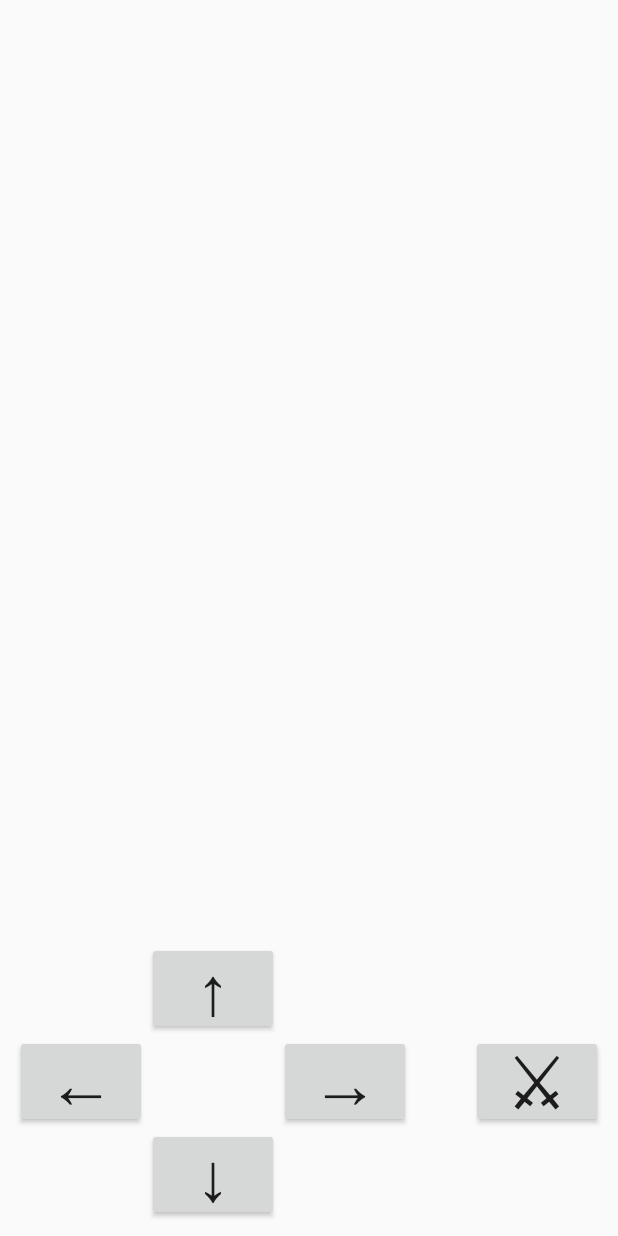
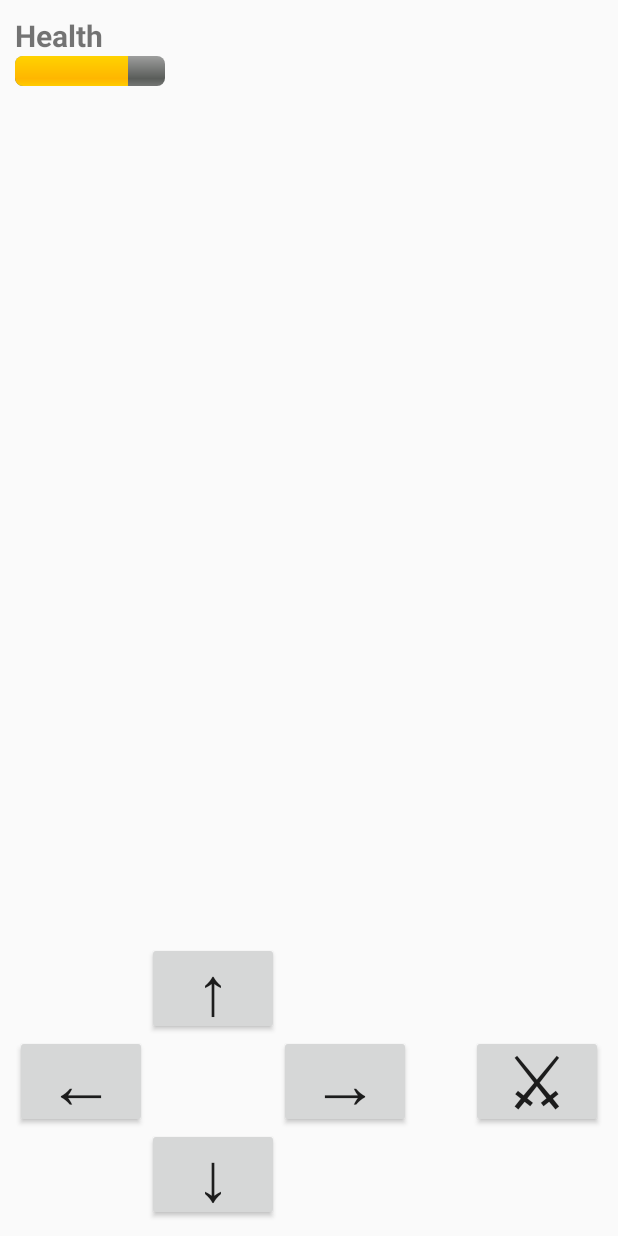
Before and after one commit to Benjamin-Jenne/AD340Game, an Android app: the layout activity_game.xml on its own in the app's theme, with its tools: preview values and no code run, on a phone screen of 412 x 824 dp. Run offline under Robolectric (Android 15) with nearby library versions, the phone set to English and light mode, and no system bars.

Commit message:
NPC and health bar

```diff
--- a/app/src/main/res/layout/activity_game.xml
+++ b/app/src/main/res/layout/activity_game.xml
@@ -16,6 +16,42 @@
     android:layout_height="match_parent"
     android:layout_margin="10dp"
     tools:context=".GameActivity">
+
+<!--    Indeterminate for no known end time-->
+<!--    <ProgressBar-->
+<!--        android:id="@+id/indeterminateHealthBar"-->
+<!--        style="@android:style/Widget.ProgressBar.Horizontal"-->
+<!--        android:layout_width="wrap_content"-->
+<!--        android:layout_height="wrap_content"-->
+<!--        />-->
+
+<!--    Determinate bar with set progress. -->
+
+    <TextView
+        android:id="@+id/textViewHealth"
+        android:layout_width="wrap_content"
+        android:layout_height="wrap_content"
+        android:textSize="20dp"
+        android:textStyle="bold"
+        android:text="@string/health" />
+
+    <ProgressBar
+        android:id="@+id/determinateBar"
+        style="@android:style/Widget.ProgressBar.Horizontal"
+        android:layout_width="@dimen/one_hundred"
+        android:layout_height="wrap_content"
+        android:layout_below="@id/textViewHealth"
+        android:progress="75"/>
+
+    <TextView
+        android:id="@+id/textViewAttachedText"
+        android:layout_width="wrap_content"
+        android:layout_height="wrap_content"
+        android:layout_below="@id/textViewHealth"
+        android:layout_toEndOf="@id/determinateBar"
+        android:layout_marginStart="20dp"
+        android:textColor="@color/red"
+        android:text="" />
 
     <Button
         android:id="@+id/buttonLeft"
--- a/app/src/main/res/values/colors.xml
+++ b/app/src/main/res/values/colors.xml
@@ -3,4 +3,5 @@
     <color name="colorPrimary">#6200EE</color>
     <color name="colorPrimaryDark">#3700B3</color>
     <color name="colorAccent">#03DAC5</color>
+    <color name="red">#FF3333</color>
 </resources>
--- /dev/null
+++ b/app/src/main/res/values/dimens.xml
@@ -0,0 +1,4 @@
+<?xml version="1.0" encoding="utf-8"?>
+<resources>
+    <dimen name="one_hundred">100dp</dimen>
+</resources>
--- a/app/src/main/res/values/strings.xml
+++ b/app/src/main/res/values/strings.xml
@@ -15,4 +15,6 @@
     <string name="up">\u2191</string>
     <string name="attack">\u2694</string>
     <string name="pickup">pickup</string>
+    <string name="health">Health</string>
+    <string name="doh">Doh!</string>
 </resources>
```
Also changed, not shown: app/src/main/java/com/example/mapgame/GameActivity.java (+29 -2 lines), app/src/main/java/com/example/mapgame/GameFragment.java (+23 -1 lines), 1 other file.
